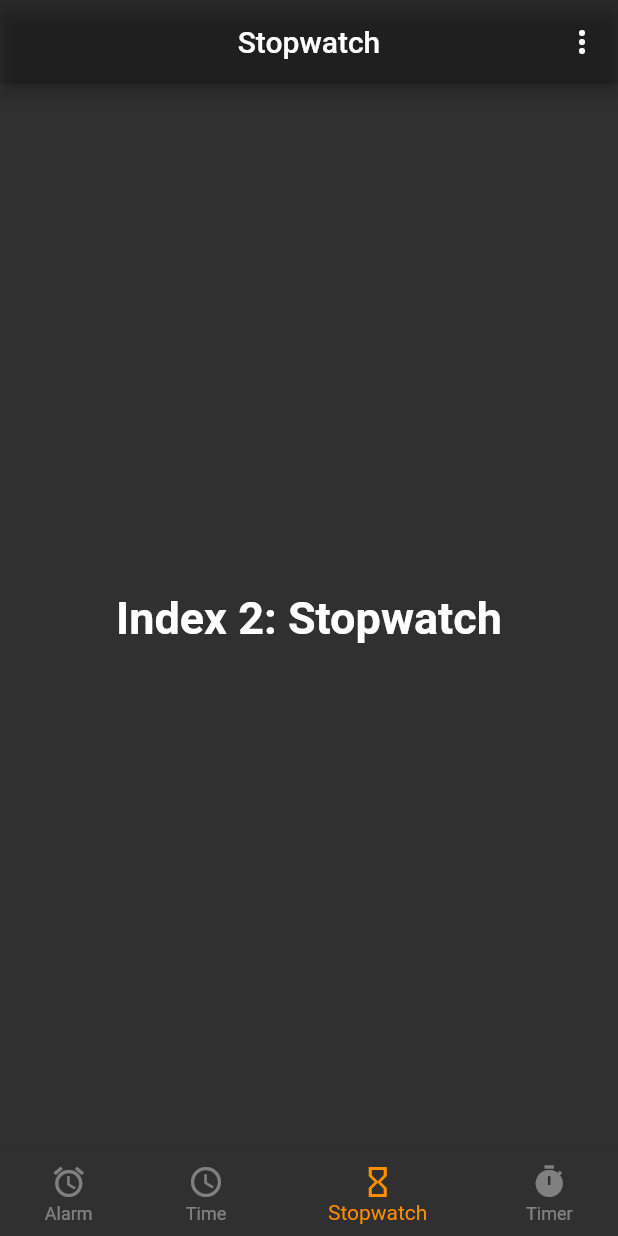
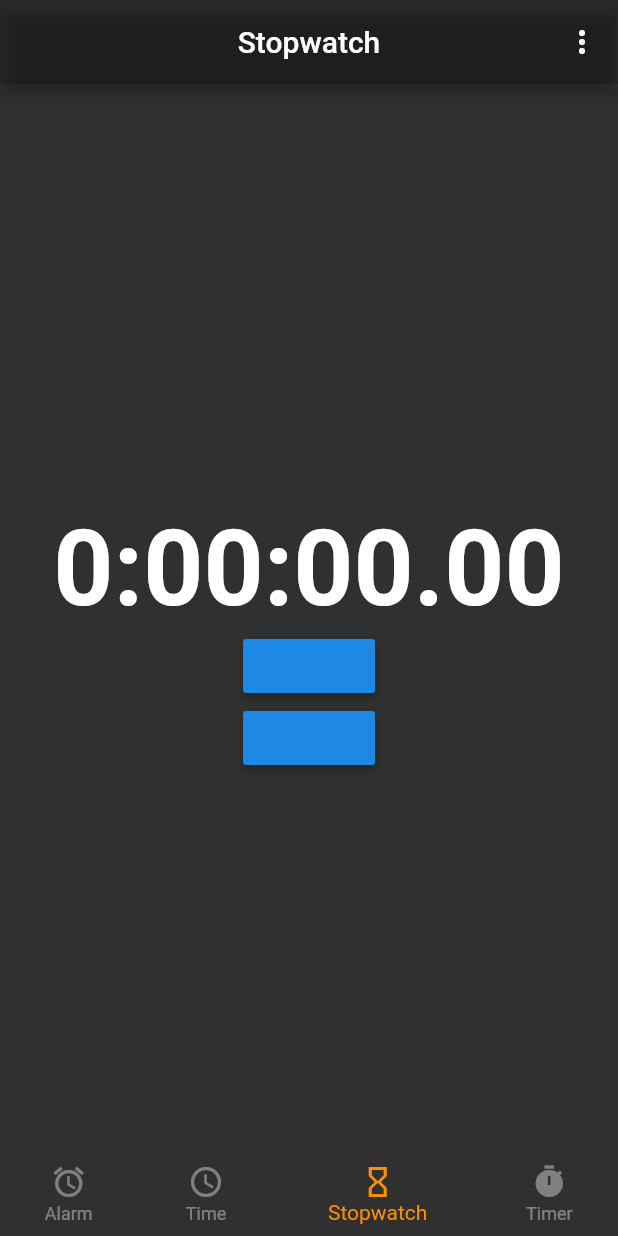
Before and after one commit to Riyomi/alarm, a Flutter app: the screen it shows after launch, item 3 of the bottom bar chosen, on a phone screen of 412 x 824 dp. Run offline on Flutter 3.47's test engine with Material 2 defaults, Android fonts, the phone set to English and light mode, and no system bars; our stand-ins replace shared_preferences.

Commit message:
Added stopwatch prototype

```diff
--- a/lib/main.dart
+++ b/lib/main.dart
@@ -1,3 +1,4 @@
+import 'package:alarm/stop_watch_widget.dart';
 import 'package:flutter/material.dart';
 import 'package:alarm/alarm_widget.dart';
 import 'package:alarm/clock_widget.dart';
@@ -51,10 +52,7 @@ class _MyStatefulWidgetState extends State<MyStatefulWidget> {
   List<Widget> _widgetOptions = <Widget>[
     AlarmsWidget(),
     ClockWidget(),
-    Text(
-      'Index 2: Stopwatch',
-      style: optionStyle,
-    ),
+    StopwatchWidget(),
     Text(
       'Index 3: Timer',
       style: optionStyle,
@@ -94,19 +92,19 @@ class _MyStatefulWidgetState extends State<MyStatefulWidget> {
         items: const <BottomNavigationBarItem>[
           BottomNavigationBarItem(
             icon: Icon(Icons.access_alarm),
-            title: Text('Alarm'),
+            label: 'Alarm',
           ),
           BottomNavigationBarItem(
             icon: Icon(Icons.access_time),
-            title: Text('Time'),
+            label: 'Time',
           ),
           BottomNavigationBarItem(
             icon: Icon(Icons.hourglass_empty),
-            title: Text('Stopwatch'),
+            label: 'Stopwatch',
           ),
           BottomNavigationBarItem(
             icon: Icon(Icons.timer),
-            title: Text('Timer'),
+            label: 'Timer',
           ),
         ],
         currentIndex: _selectedIndex,
--- /dev/null
+++ b/lib/stop_watch_widget.dart
@@ -0,0 +1,54 @@
+import 'dart:async';
+import 'package:flutter/material.dart';
+
+class StopwatchWidget extends StatefulWidget {
+  @override
+  _StopwatchWidget createState() => _StopwatchWidget();
+}
+
+class _StopwatchWidget extends State<StopwatchWidget> {
+  Duration _elapsedTime;
+  Stopwatch _stopwatch;
+
+  @override
+  Widget build(BuildContext context) {
+    return Column(
+      mainAxisSize: MainAxisSize.min,
+      children: <Widget>[
+        SizedBox(
+          height: 30,
+        ),
+        Text(format(_elapsedTime),
+            style: TextStyle(fontSize: 70, fontWeight: FontWeight.bold)),
+        RaisedButton(onPressed: startStopwatch),
+        RaisedButton(onPressed: pauseStopwatch)
+      ],
+    );
+  }
+
+  @override
+  void initState() {
+    super.initState();
+    _elapsedTime = Duration(hours: 0, minutes: 0, seconds: 0, milliseconds: 0, microseconds: 0);
+    _stopwatch = Stopwatch();
+  }
+
+  void startStopwatch() {
+    _stopwatch.start();
+    Timer.periodic(Duration(milliseconds: 10), (Timer t) {
+      if(mounted) {
+        setState(() {
+          _elapsedTime = _stopwatch.elapsed;
+        });
+      }
+    });
+  }
+
+  void pauseStopwatch() {
+    _stopwatch.stop();
+  }
+
+  format(Duration d) => d.toString().substring(0,10).padLeft(8, "0");
+
+  // https://stackoverflow.com/questions/53228993/how-to-implement-persistent-stopwatch-in-flutter
+}
--- a/pubspec.yaml
+++ b/pubspec.yaml
@@ -25,6 +25,7 @@ dependencies:
     sdk: flutter
   intl: ^0.16.1
   shared_preferences: ^0.5.12
+  flutter_countdown_timer: ^1.3.0
 
   # The following adds the Cupertino Icons font to your application.
   # Use with the CupertinoIcons class for iOS style icons.
```
Also changed, not shown: pubspec.lock.
